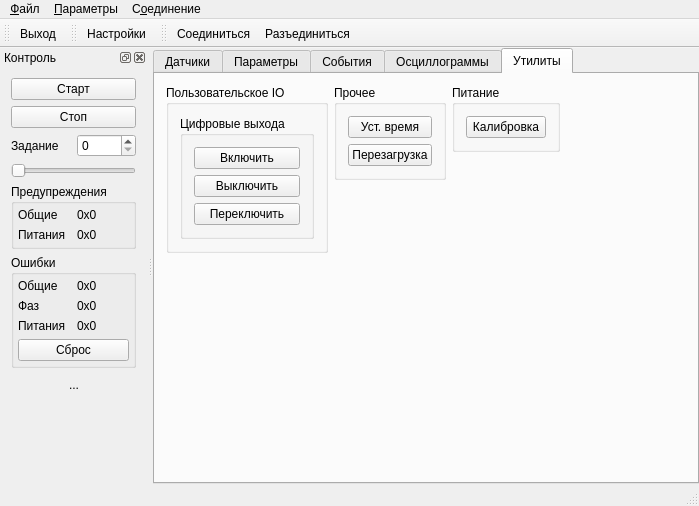
This is mainwindow.ui in catompiler/qdrive as Qt 5 draws it before an edit. The edited form follows.
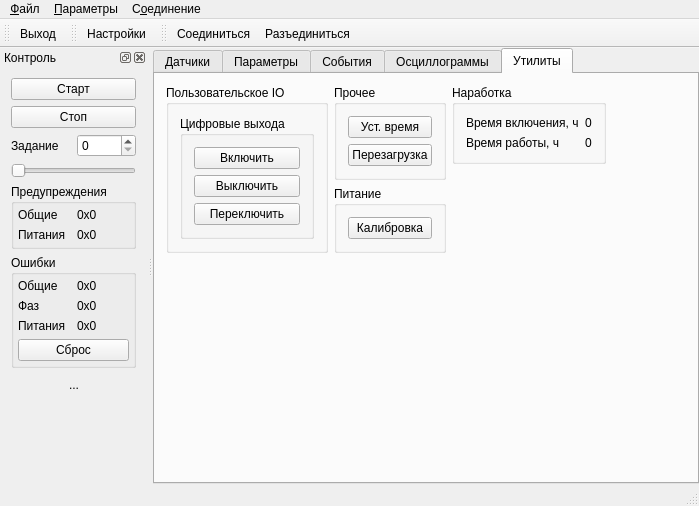
This is the edited form. The open tabs and pages were chosen to show the change. Icons and pictures are not drawn. Custom widgets are drawn as their Qt base class.

Commit message: drive life & run time

Diff of the .ui file:
```diff
--- a/mainwindow.ui
+++ b/mainwindow.ui
@@ -485,7 +485,7 @@
        </attribute>
        <layout class="QHBoxLayout" name="horizontalLayout_10">
         <item>
-         <layout class="QVBoxLayout" name="verticalLayout_15">
+         <layout class="QVBoxLayout" name="verticalLayout_14">
           <item>
            <widget class="QGroupBox" name="gbUserIo">
             <property name="title">
@@ -532,8 +532,8 @@
             </property>
             <property name="sizeHint" stdset="0">
              <size>
-              <width>20</width>
-              <height>40</height>
+              <width>146</width>
+              <height>33</height>
              </size>
             </property>
            </spacer>
@@ -541,7 +541,7 @@
          </layout>
         </item>
         <item>
-         <layout class="QVBoxLayout" name="verticalLayout_14">
+         <layout class="QVBoxLayout" name="verticalLayout_11">
           <item>
            <widget class="QGroupBox" name="gbOther">
             <property name="title">
@@ -566,23 +566,6 @@
            </widget>
           </item>
           <item>
-           <spacer name="verticalSpacer_4">
-            <property name="orientation">
-             <enum>Qt::Vertical</enum>
-            </property>
-            <property name="sizeHint" stdset="0">
-             <size>
-              <width>20</width>
-              <height>231</height>
-             </size>
-            </property>
-           </spacer>
-          </item>
-         </layout>
-        </item>
-        <item>
-         <layout class="QVBoxLayout" name="verticalLayout_11">
-          <item>
            <widget class="QGroupBox" name="gbPower">
             <property name="title">
              <string>Питание</string>
@@ -592,6 +575,60 @@
               <widget class="QPushButton" name="pbCalibrate">
                <property name="text">
                 <string>Калибровка</string>
+               </property>
+              </widget>
+             </item>
+            </layout>
+           </widget>
+          </item>
+          <item>
+           <spacer name="verticalSpacer_4">
+            <property name="orientation">
+             <enum>Qt::Vertical</enum>
+            </property>
+            <property name="sizeHint" stdset="0">
+             <size>
+              <width>20</width>
+              <height>48</height>
+             </size>
+            </property>
+           </spacer>
+          </item>
+         </layout>
+        </item>
+        <item>
+         <layout class="QVBoxLayout" name="verticalLayout_15">
+          <item>
+           <widget class="QGroupBox" name="gbLifeTime">
+            <property name="title">
+             <string>Наработка</string>
+            </property>
+            <layout class="QFormLayout" name="formLayout_3">
+             <item row="0" column="0">
+              <widget class="QLabel" name="lblLifeTime">
+               <property name="text">
+                <string>Время включения, ч</string>
+               </property>
+              </widget>
+             </item>
+             <item row="0" column="1">
+              <widget class="QLabel" name="lblLifeTimeVal">
+               <property name="text">
+                <string>0</string>
+               </property>
+              </widget>
+             </item>
+             <item row="1" column="0">
+              <widget class="QLabel" name="lblRunTime">
+               <property name="text">
+                <string>Время работы, ч</string>
+               </property>
+              </widget>
+             </item>
+             <item row="1" column="1">
+              <widget class="QLabel" name="lblRunTimeVal">
+               <property name="text">
+                <string>0</string>
                </property>
               </widget>
              </item>
```
The commit also changes 5 other files.
